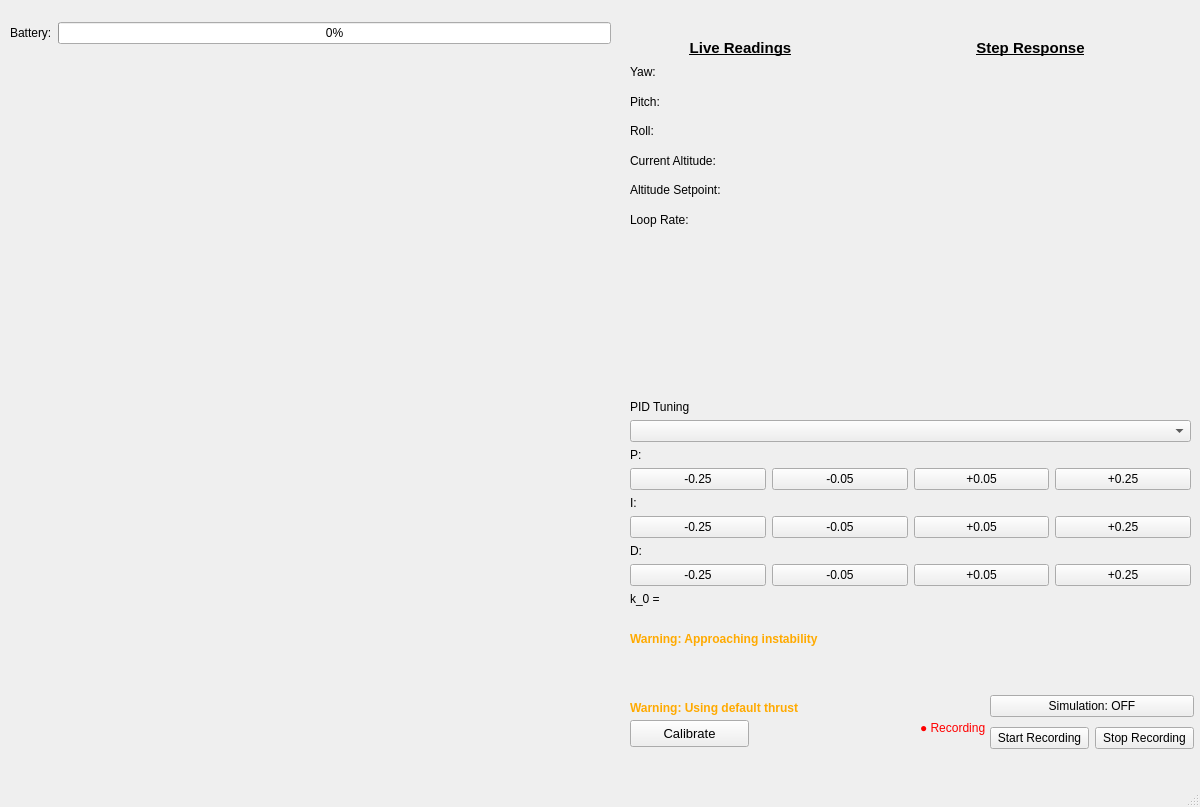
The window that GUI/ui/designer files/main_window.ui (Jone-the-creator/Digital_Twin_client) describes before a commit, drawn with Qt 5.
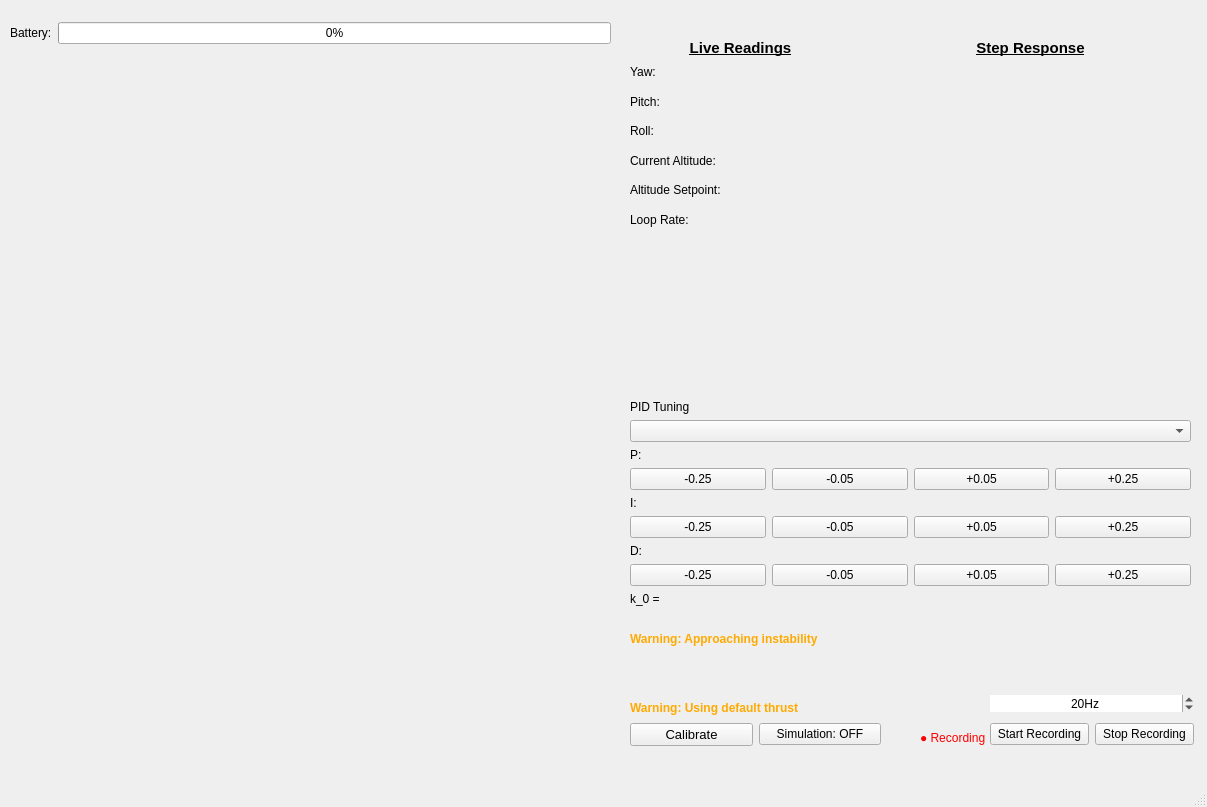
The same window after the commit.

Commit message: adjustable recording rate

What changed in the file:
```diff
--- a/GUI/ui/designer files/main_window.ui
+++ b/GUI/ui/designer files/main_window.ui
@@ -6,7 +6,7 @@
    <rect>
     <x>0</x>
     <y>0</y>
-    <width>1200</width>
+    <width>1207</width>
     <height>807</height>
    </rect>
   </property>
@@ -18,7 +18,7 @@
     <property name="geometry">
      <rect>
       <x>920</x>
-      <y>720</y>
+      <y>730</y>
       <width>67</width>
       <height>16</height>
      </rect>
@@ -99,43 +99,6 @@
      </item>
     </layout>
    </widget>
-   <widget class="QWidget" name="layoutWidget">
-    <property name="geometry">
-     <rect>
-      <x>990</x>
-      <y>691</y>
-      <width>204</width>
-      <height>62</height>
-     </rect>
-    </property>
-    <layout class="QVBoxLayout" name="verticalLayout">
-     <item>
-      <widget class="QPushButton" name="sim_btn">
-       <property name="text">
-        <string>Simulation: OFF</string>
-       </property>
-      </widget>
-     </item>
-     <item>
-      <layout class="QHBoxLayout" name="horizontalLayout_2">
-       <item>
-        <widget class="QPushButton" name="start_recording_btn">
-         <property name="text">
-          <string>Start Recording</string>
-         </property>
-        </widget>
-       </item>
-       <item>
-        <widget class="QPushButton" name="stop_recording_btn">
-         <property name="text">
-          <string>Stop Recording</string>
-         </property>
-        </widget>
-       </item>
-      </layout>
-     </item>
-    </layout>
-   </widget>
    <widget class="QWidget" name="layoutWidget">
     <property name="geometry">
      <rect>
@@ -392,24 +355,6 @@
      </item>
     </layout>
    </widget>
-   <widget class="QPushButton" name="calibrate_button">
-    <property name="geometry">
-     <rect>
-      <x>630</x>
-      <y>720</y>
-      <width>119</width>
-      <height>27</height>
-     </rect>
-    </property>
-    <property name="font">
-     <font>
-      <pointsize>10</pointsize>
-     </font>
-    </property>
-    <property name="text">
-     <string>Calibrate</string>
-    </property>
-   </widget>
    <widget class="QLabel" name="Warn_thrust_alarm">
     <property name="geometry">
      <rect>
@@ -431,6 +376,115 @@
      <string>Warning: Using default thrust</string>
     </property>
    </widget>
+   <widget class="QWidget" name="">
+    <property name="geometry">
+     <rect>
+      <x>990</x>
+      <y>690</y>
+      <width>204</width>
+      <height>62</height>
+     </rect>
+    </property>
+    <layout class="QVBoxLayout" name="verticalLayout">
+     <item>
+      <widget class="QSpinBox" name="Recording_rate_adj">
+       <property name="font">
+        <font>
+         <kerning>true</kerning>
+        </font>
+       </property>
+       <property name="cursor">
+        <cursorShape>PointingHandCursor</cursorShape>
+       </property>
+       <property name="frame">
+        <bool>false</bool>
+       </property>
+       <property name="alignment">
+        <set>Qt::AlignmentFlag::AlignCenter</set>
+       </property>
+       <property name="readOnly">
+        <bool>false</bool>
+       </property>
+       <property name="keyboardTracking">
+        <bool>true</bool>
+       </property>
+       <property name="suffix">
+        <string>Hz</string>
+       </property>
+       <property name="minimum">
+        <number>1</number>
+       </property>
+       <property name="maximum">
+        <number>100</number>
+       </property>
+       <property name="value">
+        <number>20</number>
+       </property>
+      </widget>
+     </item>
+     <item>
+      <layout class="QHBoxLayout" name="horizontalLayout_2">
+       <item>
+        <widget class="QPushButton" name="start_recording_btn">
+         <property name="cursor">
+          <cursorShape>PointingHandCursor</cursorShape>
+         </property>
+         <property name="text">
+          <string>Start Recording</string>
+         </property>
+        </widget>
+       </item>
+       <item>
+        <widget class="QPushButton" name="stop_recording_btn">
+         <property name="cursor">
+          <cursorShape>PointingHandCursor</cursorShape>
+         </property>
+         <property name="text">
+          <string>Stop Recording</string>
+         </property>
+        </widget>
+       </item>
+      </layout>
+     </item>
+    </layout>
+   </widget>
+   <widget class="QWidget" name="">
+    <property name="geometry">
+     <rect>
+      <x>630</x>
+      <y>720</y>
+      <width>251</width>
+      <height>29</height>
+     </rect>
+    </property>
+    <layout class="QHBoxLayout" name="horizontalLayout_6">
+     <item>
+      <widget class="QPushButton" name="calibrate_button">
+       <property name="font">
+        <font>
+         <pointsize>10</pointsize>
+        </font>
+       </property>
+       <property name="cursor">
+        <cursorShape>PointingHandCursor</cursorShape>
+       </property>
+       <property name="text">
+        <string>Calibrate</string>
+       </property>
+      </widget>
+     </item>
+     <item>
+      <widget class="QPushButton" name="sim_btn">
+       <property name="cursor">
+        <cursorShape>PointingHandCursor</cursorShape>
+       </property>
+       <property name="text">
+        <string>Simulation: OFF</string>
+       </property>
+      </widget>
+     </item>
+    </layout>
+   </widget>
   </widget>
   <widget class="QStatusBar" name="statusbar"/>
   <widget class="QMenuBar" name="menubar">
```
Left out of the diff: 38 changed lines with no effect on the pictures. The commit also changes 8 other files.
